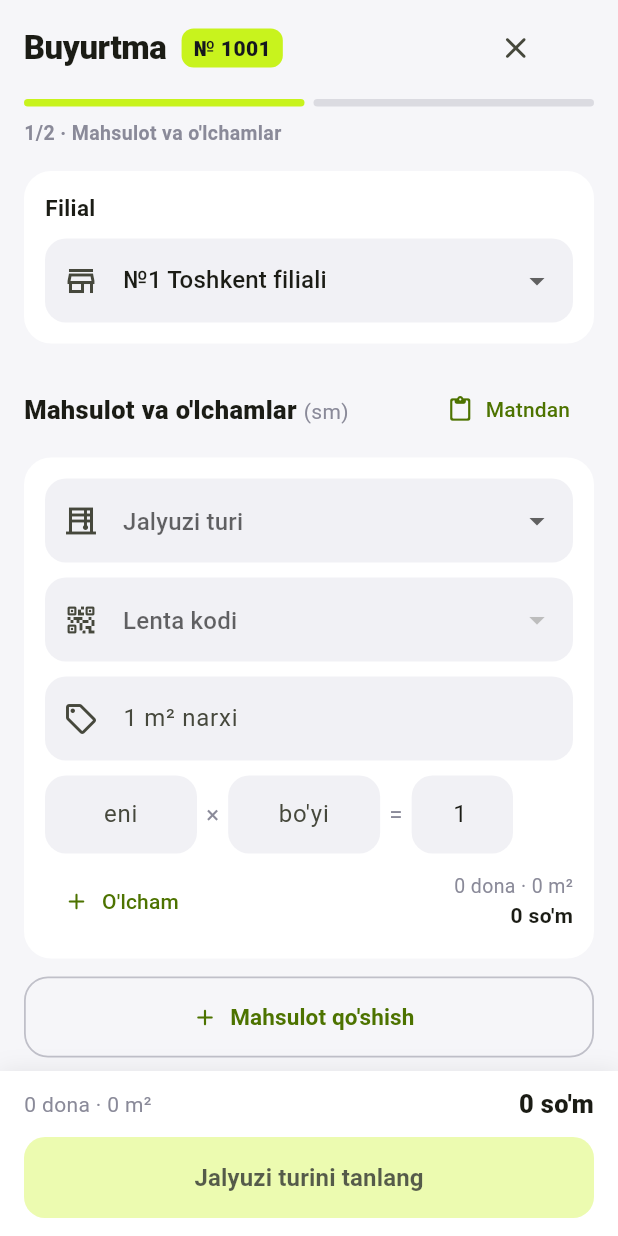
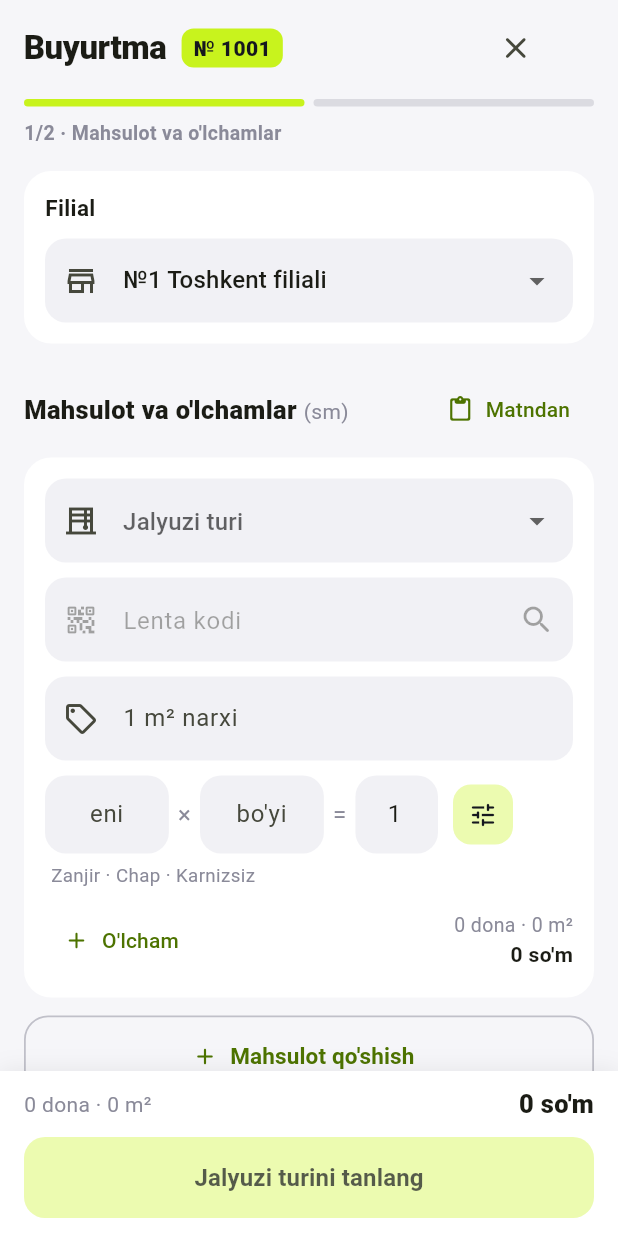
Before and after one commit to rkmshdj5rz-blip/Jalyuzichi, a Flutter app: the NewOrderScreen screen opened directly, on a phone screen of 412 x 824 dp. Run offline on Flutter 3.47's test engine with Material 3 defaults, Android fonts, the phone set to English and light mode, and no system bars; our stand-ins replace image_picker, share_plus, shared_preferences, web; missing offline and left inert: dart:js_interop, gal; accounts and stored records are empty.

Commit message:
Lenta kodi qidiruvli ro'yxatdan, o'lcham sozlamalari (boshqaruv, tomon, karniz)
Co-Authored-By: Claude Opus 5.5 (1M context) <noreply@anthropic.com>
Claude-Session: https://claude.ai/code/session_01Tv7xciDPEZaLaoZD9Skyvp

```diff
--- a/lib/data/orders.dart
+++ b/lib/data/orders.dart
@@ -34,24 +34,88 @@ extension CustomerTypeLabel on CustomerType {
 }
 
 /// Bitta o'lcham: eni va bo'yi santimetrda, soni dona.
+/// Boshqaruv turi.
+enum Control {
+  none("Bo'sh"),
+  chain('Zanjir'),
+  motor('Motor'),
+  manual("Qo'l");
+
+  const Control(this.label);
+  final String label;
+}
+
+/// Boshqaruv qaysi tomonda.
+enum Side {
+  left('Chap'),
+  right("O'ng"),
+  both("Chap+O'ng");
+
+  const Side(this.label);
+  final String label;
+}
+
+/// Karniz variantlari (rangi bilan).
+const karnizOptions = [
+  'Karnizsiz',
+  'Oq',
+  'Kumush',
+  'Jigarrang',
+  'Qora',
+  'Oltin',
+];
+
 class OrderSize {
-  OrderSize({this.width = 0, this.height = 0, this.count = 1});
+  OrderSize({
+    this.width = 0,
+    this.height = 0,
+    this.count = 1,
+    this.control = Control.chain,
+    this.side = Side.left,
+    this.karniz = 'Karnizsiz',
+  });
 
   double width;
   double height;
   int count;
+  Control control;
+  Side side;
+  String karniz;
 
   bool get isValid => width > 0 && height > 0 && count > 0;
 
   /// Kvadrat metr (barcha donalar bilan).
   double get area => width * height / 10000 * count;
 
-  Map<String, dynamic> toJson() => {'w': width, 'h': height, 'n': count};
+  /// Sozlamalar qisqacha: "Zanjir · Chap · Oq karniz".
+  String get optionsLabel => [
+        control.label,
+        if (control != Control.none) side.label,
+        karniz == 'Karnizsiz' ? 'Karnizsiz' : '$karniz karniz',
+      ].join(' · ');
+
+  void copyOptionsFrom(OrderSize o) {
+    control = o.control;
+    side = o.side;
+    karniz = o.karniz;
+  }
+
+  Map<String, dynamic> toJson() => {
+        'w': width,
+        'h': height,
+        'n': count,
+        'ctl': control.name,
+        'side': side.name,
+        'karniz': karniz,
+      };
 
   factory OrderSize.fromJson(Map<String, dynamic> j) => OrderSize(
         width: (j['w'] as num).toDouble(),
         height: (j['h'] as num).toDouble(),
         count: j['n'] as int,
+        control: Control.values.asNameMap()[j['ctl']] ?? Control.chain,
+        side: Side.values.asNameMap()[j['side']] ?? Side.left,
+        karniz: j['karniz'] as String? ?? 'Karnizsiz',
       );
 }
 
--- a/lib/screens/new_order_screen.dart
+++ b/lib/screens/new_order_screen.dart
@@ -5,8 +5,10 @@ import '../app_state.dart';
 import '../data/orders.dart';
 import '../data/products.dart';
 import '../theme.dart';
+import '../widgets/lenta_picker.dart';
 import '../widgets/money_field.dart';
 import '../widgets/payment_input.dart';
+import '../widgets/size_options_sheet.dart';
 import 'receipt_screen.dart';
 
 /// Yangi buyurtma kiritish: 1-qadam mahsulot va o'lchamlar,
@@ -687,10 +689,22 @@ class _ItemCardState extends State<_ItemCard> {
     widget.onChanged();
   }
 
-  void _setCollection(String? c) {
-    final p = _ofType(item.type).where((p) => p.collection == c).firstOrNull;
-    item.model = c ?? '';
-    if (p != null) _setPrice(p.price);
+  Future<void> _pickLenta() async {
+    final p = await showLentaPicker(context,
+        type: item.type!, products: _ofType(item.type), selected: item.model);
+    if (p == null) return;
+    item.model = p.collection;
+    _setPrice(p.price);
+    widget.onChanged();
+  }
+
+  Future<void> _editOptions(int i) async {
+    final r = await showSizeOptions(context,
+        index: i, size: item.sizes[i], canApplyToAll: item.sizes.length > 1);
+    if (r == null) return;
+    for (final s in r.applyToAll ? item.sizes : [item.sizes[i]]) {
+      s.copyOptionsFrom(r.options);
+    }
     widget.onChanged();
   }
 
@@ -698,10 +712,6 @@ class _ItemCardState extends State<_ItemCard> {
   Widget build(BuildContext context) {
     final onChanged = widget.onChanged;
     final types = {...typesOf(widget.products), ?item.type}.toList();
-    final collections = {
-      for (final p in _ofType(item.type)) p.collection,
-      if (item.model.isNotEmpty) item.model,
-    }.toList();
     return Card(
       child: Padding(
         padding: const EdgeInsets.all(14),
@@ -740,23 +750,11 @@ class _ItemCardState extends State<_ItemCard> {
             Column(
               crossAxisAlignment: CrossAxisAlignment.stretch,
               children: [
-                SizedBox(
-                  child: DropdownButtonFormField<String>(
-                    key: ValueKey('c-${item.type}'),
-                    initialValue: item.model.isEmpty ? null : item.model,
-                    isExpanded: true,
-                    borderRadius: BorderRadius.circular(14),
-                    decoration: const InputDecoration(
-                      hintText: 'Lenta kodi',
-                      prefixIcon: Icon(Icons.qr_code_2_rounded),
-                    ),
-                    items: [
-                      for (final c in collections)
-                        DropdownMenuItem(
-                            value: c, child: Text(c.isEmpty ? '—' : c)),
-                    ],
-                    onChanged: item.type == null ? null : _setCollection,
-                  ),
+                _LentaField(
+                  key: ValueKey('lenta-${item.type}'),
+                  value: item.model,
+                  enabled: item.type != null,
+                  onTap: _pickLenta,
                 ),
                 const SizedBox(height: 10),
                 SizedBox(
@@ -779,6 +777,7 @@ class _ItemCardState extends State<_ItemCard> {
                 key: ObjectKey(item.sizes[i]),
                 size: item.sizes[i],
                 onChanged: onChanged,
+                onOptions: () => _editOptions(i),
                 onRemove: item.sizes.length > 1
                     ? () {
                         item.sizes.removeAt(i);
@@ -790,7 +789,9 @@ class _ItemCardState extends State<_ItemCard> {
               children: [
                 TextButton.icon(
                   onPressed: () {
-                    item.sizes.add(OrderSize());
+                    // Yangi o'lcham oldingisining sozlamalarini oladi.
+                    item.sizes.add(
+                        OrderSize()..copyOptionsFrom(item.sizes.last));
                     onChanged();
                   },
                   icon: const Icon(Icons.add_rounded),
@@ -820,16 +821,51 @@ class _ItemCardState extends State<_ItemCard> {
   }
 }
 
+/// Lenta kodi maydoni: bosilganda qidiruvli ro'yxat ochiladi.
+class _LentaField extends StatelessWidget {
+  const _LentaField(
+      {super.key,
+      required this.value,
+      required this.enabled,
+      required this.onTap});
+
+  final String value;
+  final bool enabled;
+  final VoidCallback onTap;
+
+  @override
+  Widget build(BuildContext context) {
+    return InkWell(
+      onTap: enabled ? onTap : null,
+      borderRadius: BorderRadius.circular(14),
+      child: InputDecorator(
+        isEmpty: value.isEmpty,
+        decoration: InputDecoration(
+          enabled: enabled,
+          hintText: 'Lenta kodi',
+          prefixIcon: const Icon(Icons.qr_code_2_rounded),
+          suffixIcon: const Icon(Icons.search_rounded),
+        ),
+        child: Text(value,
+            overflow: TextOverflow.ellipsis,
+            style: Theme.of(context).textTheme.bodyLarge),
+      ),
+    );
+  }
+}
+
 class _SizeRow extends StatelessWidget {
   const _SizeRow({
     super.key,
     required this.size,
     required this.onChanged,
+    required this.onOptions,
     this.onRemove,
   });
 
   final OrderSize size;
   final VoidCallback onChanged;
+  final VoidCallback onOptions;
   final VoidCallback? onRemove;
 
   static String _initial(num v) => v == 0 ? '' : formatArea(v.toDouble());
@@ -847,9 +883,7 @@ class _SizeRow extends StatelessWidget {
         );
     const sep = TextStyle(fontSize: 16, color: AppColors.lightMuted);
 
-    return Padding(
-      padding: const EdgeInsets.only(bottom: 8),
-      child: Row(
+    final row = Row(
         children: [
           Expanded(
             flex: 3,
@@ -901,8 +935,20 @@ class _SizeRow extends StatelessWidget {
               },
             ),
           ),
+          const SizedBox(width: 6),
+          IconButton.filledTonal(
+            tooltip: 'Sozlamalar',
+            onPressed: onOptions,
+            style: IconButton.styleFrom(
+              backgroundColor: AppColors.brand.withValues(alpha: 0.35),
+              foregroundColor: AppColors.onBrand,
+              shape: RoundedRectangleBorder(
+                  borderRadius: BorderRadius.circular(12)),
+            ),
+            icon: const Icon(Icons.tune_rounded, size: 20),
+          ),
           SizedBox(
-            width: 40,
+            width: 36,
             child: onRemove == null
                 ? null
                 : IconButton(
@@ -910,6 +956,25 @@ class _SizeRow extends StatelessWidget {
                     onPressed: onRemove,
                     icon: const Icon(Icons.close_rounded, size: 20),
                   ),
+          ),
+        ],
+      );
+    return Padding(
+      padding: const EdgeInsets.only(bottom: 8),
+      child: Column(
+        crossAxisAlignment: CrossAxisAlignment.start,
+        children: [
+          row,
+          InkWell(
+            onTap: onOptions,
+            borderRadius: BorderRadius.circular(8),
+            child: Padding(
+              padding: const EdgeInsets.fromLTRB(4, 6, 4, 2),
+              child: Text(size.optionsLabel,
+                  overflow: TextOverflow.ellipsis,
+                  style: const TextStyle(
+                      fontSize: 12.5, color: AppColors.lightMuted)),
+            ),
           ),
         ],
       ),
```
Also changed, not shown: lib/screens/orders_screen.dart (+11 -2 lines), lib/widgets/lenta_picker.dart (added, +176 -0 lines), lib/widgets/size_options_sheet.dart (added, +164 -0 lines), 2 other files.
